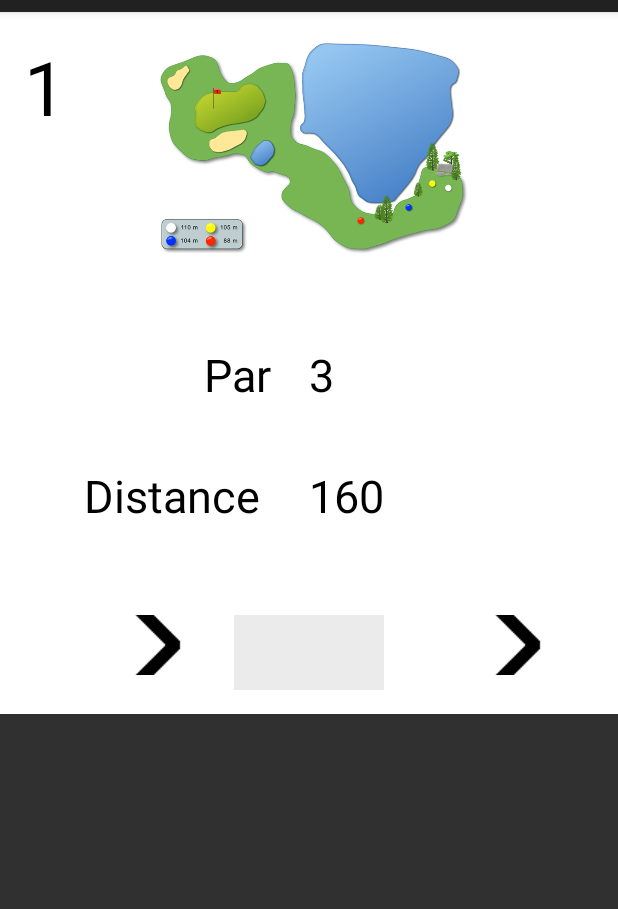
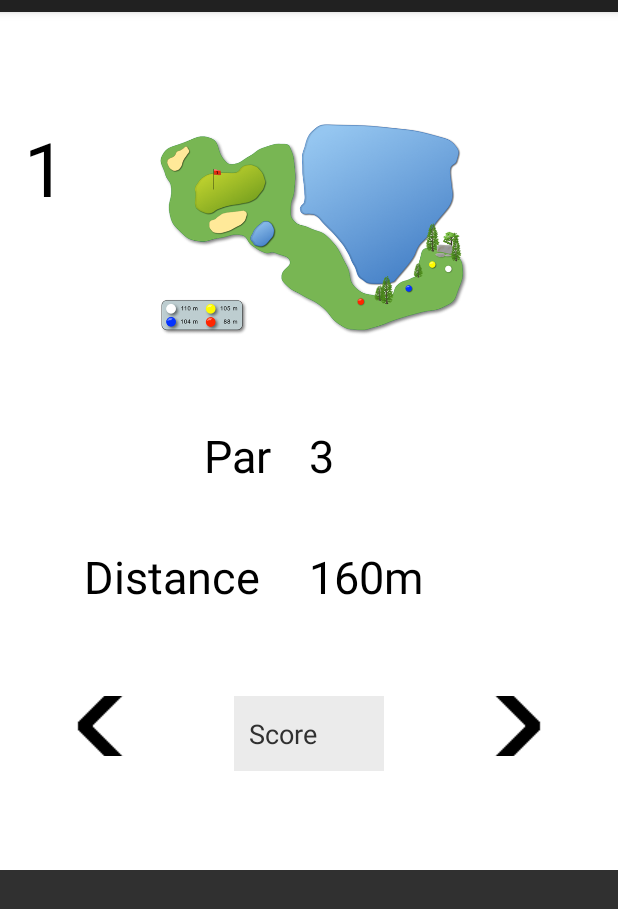
Before and after one commit to maxczd/application_GolfTracker, an Android app: the CourseActivity screen opened directly, with no data from a screen before it, on a phone screen of 412 x 824 dp. Shown: the top 909 px of the screen. Run offline under Robolectric (Android 15) with nearby library versions, the phone set to English and light mode, and no system bars; network calls fail.

Commit message:
Recup score parcours.......... ENFIN

```diff
--- a/PROJETGOLF/app/src/main/java/com/cazade/golf/projetgolf/CourseActivity.java
+++ b/PROJETGOLF/app/src/main/java/com/cazade/golf/projetgolf/CourseActivity.java
@@ -14,6 +14,8 @@ import android.view.Menu;
 import android.view.MenuItem;
 import android.view.View;
 import android.view.ViewGroup;
+
+import java.util.ArrayList;
 
 import layout.HoleFragment;
 
@@ -81,6 +83,18 @@ public class CourseActivity extends AppCompatActivity implements HoleFragment.On
 
     }
 
+    @Override
+    public void submitCourse() {
+        ArrayList<Fragment> holes = mSectionsPagerAdapter.getHole();
+        ArrayList<Integer> scores = new ArrayList<Integer>();
+        HoleFragment temp;
+        for(int i=0; i<9; i++){
+            temp = (HoleFragment) holes.get(i);
+            scores.add(temp.getScore());
+        }
+        System.out.println(scores);
+    }
+
     /**
      * A placeholder fragment containing a simple view.
      */
@@ -124,20 +138,31 @@ public class CourseActivity extends AppCompatActivity implements HoleFragment.On
             super(fm);
         }
 
+        HoleFragment hole_1 = HoleFragment.newInstance("1","3", "160m", "hole1");
+        HoleFragment hole_2 = HoleFragment.newInstance("2","3", "160m", "hole2");
+        HoleFragment hole_3 = HoleFragment.newInstance("3","3", "125m", "hole3");
+        HoleFragment hole_4 = HoleFragment.newInstance("4","3", "90m", "hole4");
+        HoleFragment hole_5 = HoleFragment.newInstance("5","3", "150m", "hole5");
+        HoleFragment hole_6 = HoleFragment.newInstance("6","3", "155", "hole6");
+        HoleFragment hole_7 = HoleFragment.newInstance("7","3", "80m", "hole7");
+        HoleFragment hole_8 = HoleFragment.newInstance("8","3", "150m", "hole8");
+        HoleFragment hole_9 = HoleFragment.newInstance("9","3", "120m", "hole9");
+
+
         @Override
         public Fragment getItem(int position) {
             // getItem is called to instantiate the fragment for the given page.
             // Return a PlaceholderFragment (defined as a static inner class below).
             switch(position){
-                case 0: return HoleFragment.newInstance("1","3", "160", "hole1");
-                case 1 : return HoleFragment.newInstance("2","3", "160m", "hole2");
-                case 2 : return HoleFragment.newInstance("3","3", "125m", "hole3");
-                case 3 : return HoleFragment.newInstance("4","3", "90m", "hole4");
-                case 4 : return HoleFragment.newInstance("5","3", "150m", "hole5");
-                case 5 : return HoleFragment.newInstance("6","3", "155", "hole6");
-                case 6 : return HoleFragment.newInstance("7","3", "80m", "hole7");
-                case 7 : return HoleFragment.newInstance("8","3", "150m", "hole8");
-                case 8 : return HoleFragment.newInstance("9","3", "120m", "hole9");
+                case 0 : return hole_1;
+                case 1 : return hole_2;
+                case 2 : return hole_3;
+                case 3 : return hole_4;
+                case 4 : return hole_5;
+                case 5 : return hole_6;
+                case 6 : return hole_7;
+                case 7 : return hole_8;
+                case 8 : return hole_9;
             }
             return null;
         }
@@ -159,5 +184,19 @@ public class CourseActivity extends AppCompatActivity implements HoleFragment.On
             }
             return null;
         }
+
+        public ArrayList getHole(){
+            ArrayList<HoleFragment> holes = new ArrayList<HoleFragment>();
+            holes.add(hole_1);
+            holes.add(hole_2);
+            holes.add(hole_3);
+            holes.add(hole_4);
+            holes.add(hole_5);
+            holes.add(hole_6);
+            holes.add(hole_7);
+            holes.add(hole_8);
+            holes.add(hole_9);
+            return holes;
+        }
     }
 }
--- a/PROJETGOLF/app/src/main/java/layout/HoleFragment.java
+++ b/PROJETGOLF/app/src/main/java/layout/HoleFragment.java
@@ -8,7 +8,10 @@ import android.support.v4.app.Fragment;
 import android.view.LayoutInflater;
 import android.view.View;
 import android.view.ViewGroup;
+import android.widget.Button;
+import android.widget.EditText;
 import android.widget.ImageView;
+import android.widget.LinearLayout;
 import android.widget.TextView;
 
 import com.cazade.golf.projetgolf.R;
@@ -30,12 +33,18 @@ public class HoleFragment extends Fragment {
 
     TextView holeText, parText, distanceText;
     ImageView carte;
+    EditText score;
 
     private OnFragmentInteractionListener mListener;
 
     public HoleFragment() {
         // Required empty public constructor
     }
+
+    public int getScore(){
+        return Integer.parseInt(score.getText().toString());
+    }
+
     public static HoleFragment newInstance(String param1, String param2, String param3, String param4) {
         HoleFragment fragment = new HoleFragment();
         Bundle args = new Bundle();
@@ -72,7 +81,25 @@ public class HoleFragment extends Fragment {
         distanceText = (TextView) v.findViewById(R.id.distanceText);
         distanceText.setText(mParam3);
         carte = (ImageView) v.findViewById(R.id.imageViewCarte);
+        score = (EditText) v.findViewById(R.id.score);
         Resources res = getResources();
+        if(mParam4.equals("hole9")){
+
+            Button myButton = new Button(getActivity());
+            myButton.setText("Fin");
+            myButton.setHeight(30);
+            myButton.setOnClickListener(new View.OnClickListener() {
+                @Override
+                public void onClick(View v) {
+                    mListener.submitCourse();
+                }
+            });
+
+            LinearLayout ll = (LinearLayout) v.findViewById(R.id.button_end_layout);
+            LinearLayout.LayoutParams lp = new LinearLayout.LayoutParams(LinearLayout.LayoutParams.MATCH_PARENT, LinearLayout.LayoutParams.WRAP_CONTENT);
+            ll.addView(myButton, lp);
+
+        }
         String mDrawableName = mParam4;
         System.out.println(mDrawableName);
         int resID = res.getIdentifier(mDrawableName , "drawable", getActivity().getPackageName());
@@ -118,5 +145,6 @@ public class HoleFragment extends Fragment {
     public interface OnFragmentInteractionListener {
         // TODO: Update argument type and name
         void onFragmentInteraction(Uri uri);
+        void submitCourse();
     }
 }
--- a/PROJETGOLF/app/src/main/java/layout/LoginFragment.java
+++ b/PROJETGOLF/app/src/main/java/layout/LoginFragment.java
@@ -65,7 +65,6 @@ public class LoginFragment extends Fragment {
             mParam2 = getArguments().getString(ARG_PARAM2);
         }
 
-
     }
 
     @Override
--- a/PROJETGOLF/app/src/main/res/layout/fragment_hole.xml
+++ b/PROJETGOLF/app/src/main/res/layout/fragment_hole.xml
@@ -3,7 +3,7 @@
     xmlns:tools="http://schemas.android.com/tools"
     android:layout_width="match_parent"
     android:layout_height="match_parent"
-    tools:context="com.cazade.golf.projetgolf.layout.HoleFragment">
+    tools:context="layout.HoleFragment">
 
     <!-- TODO: Update blank fragment layout -->
     <LinearLayout
@@ -15,7 +15,7 @@
         android:paddingBottom="@dimen/activity_vertical_margin"
         android:paddingLeft="@dimen/activity_horizontal_margin"
         android:paddingRight="@dimen/activity_horizontal_margin"
-        android:paddingTop="@dimen/activity_vertical_margin"
+        android:paddingTop="70dp"
         android:weightSum="1"
         tools:context="com.cazade.golf.projetgolf.MainActivity">
 
@@ -99,16 +99,20 @@
                 android:layout_height="40dp"
                 android:layout_weight="1"
                 android:background="#ffffff"
-                app:srcCompat="@drawable/next" />
+                app:srcCompat="@drawable/back" />
 
             <EditText
-                android:id="@+id/editText"
+                android:id="@+id/score"
                 android:layout_width="100dp"
                 android:layout_height="50dp"
                 android:layout_gravity="center_vertical"
                 android:background="#ebebeb"
                 android:ems="10"
-                android:inputType="number" />
+                android:inputType="number"
+                android:paddingLeft="10dp"
+                android:hint="Score"
+                android:textColorHint="#303030"
+                android:textColor="#303030"/>
 
             <ImageButton
                 android:layout_width="40dp"
@@ -117,6 +121,19 @@
                 android:background="#ffffff"
                 app:srcCompat="@drawable/next" />
 
+
+
+        </LinearLayout>
+
+        <LinearLayout
+            android:layout_width="match_parent"
+            android:layout_height="wrap_content"
+            android:id="@+id/button_end_layout"
+            android:gravity="center"
+            android:orientation="horizontal"
+            android:layout_marginBottom="50dp"
+            >
+
         </LinearLayout>
 
 
```
